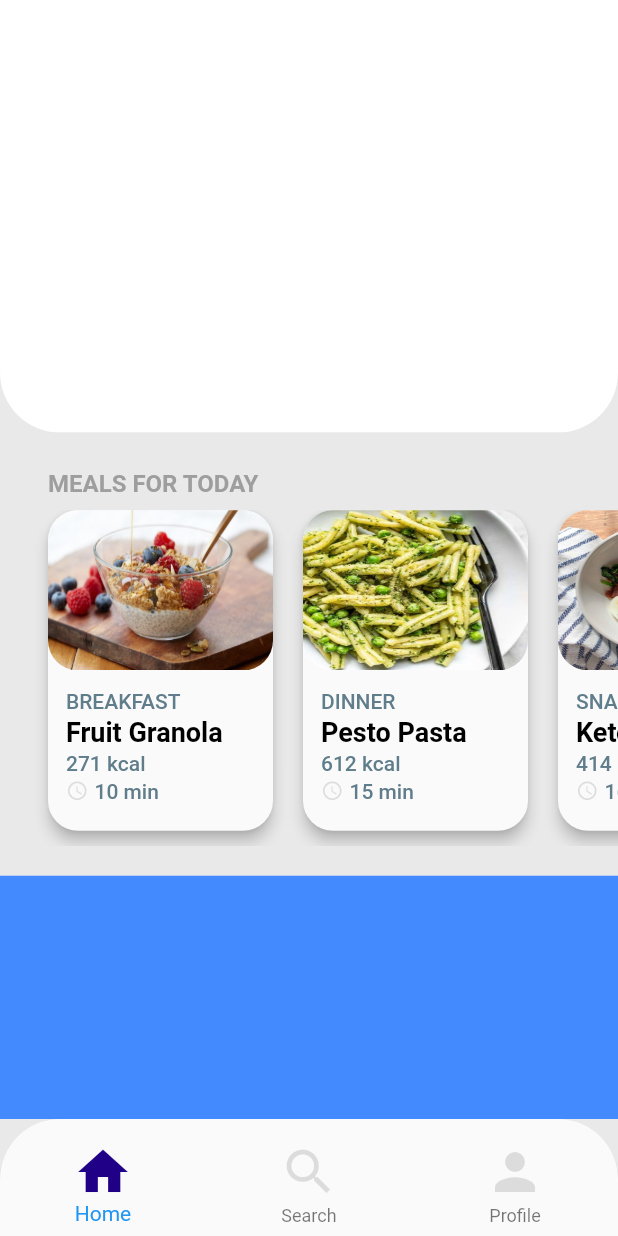
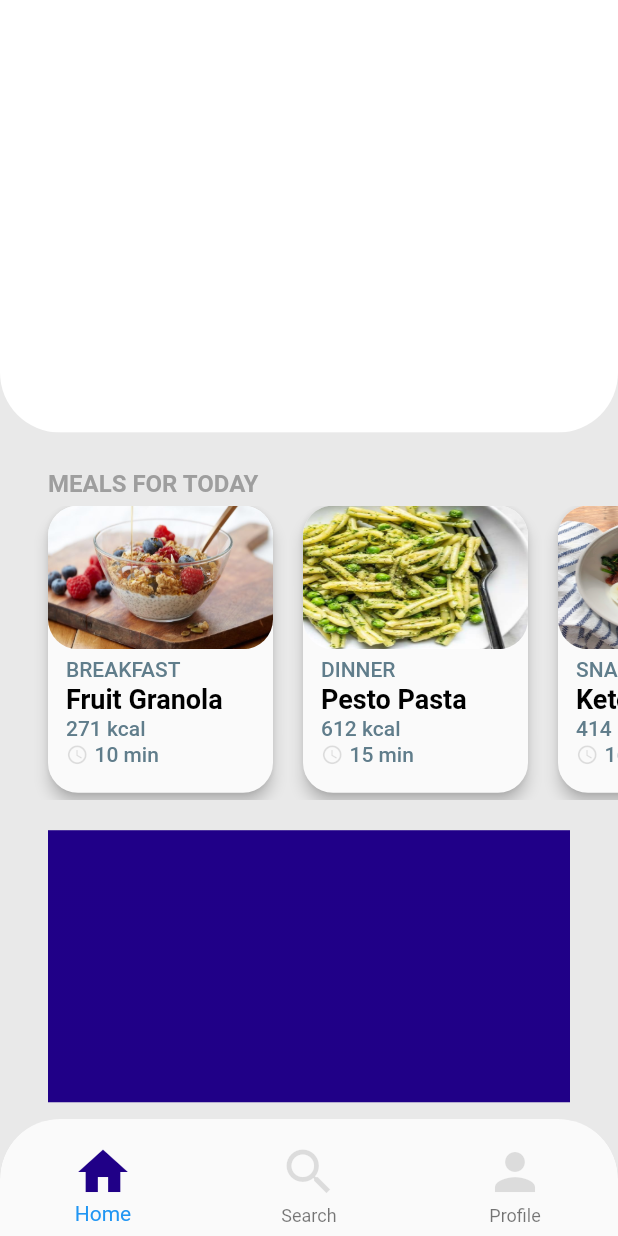
Before and after one commit to RafaelMScience/training_and_diet_app, a Flutter app: the screen it shows after launch, on a phone screen of 412 x 824 dp. Run offline on Flutter 3.47's test engine with Material 2 defaults, Android fonts, the phone set to English and light mode, and no system bars.

Commit message:
Feat: Meals for Today Block
- Reajuste size

```diff
--- a/lib/ui/pages/profile_screen.dart
+++ b/lib/ui/pages/profile_screen.dart
@@ -74,13 +74,13 @@ class ProfileScreen extends StatelessWidget {
             left: 0,
             right: 0,
             child: Container(
-              height: height * 0.6,
+              height: height * 0.53,
               child: Column(
                 crossAxisAlignment: CrossAxisAlignment.start,
                 children: <Widget>[
                   Padding(
                     padding: const EdgeInsets.only(
-                      bottom: 8,
+                      bottom: 5,
                       left: 32,
                       right: 16,
                     ),
@@ -112,7 +112,20 @@ class ProfileScreen extends StatelessWidget {
                   ),
                   Expanded(
                     child: Container(
-                      color: Colors.blueAccent,
+                      margin: const EdgeInsets.only(
+                        bottom: 15,
+                        left: 32,
+                        right: 32,
+                      ),
+                      decoration: BoxDecoration(
+                          gradient: LinearGradient(
+                        begin: Alignment.topCenter,
+                        end: Alignment.bottomCenter,
+                        colors: [
+                          const Color(0xFF200088),
+                          const Color(0xFF200087)
+                        ],
+                      )),
                     ),
                   ),
                 ],
@@ -135,7 +148,7 @@ class _MealCard extends StatelessWidget {
     return Container(
       margin: const EdgeInsets.only(
         right: 20,
-        bottom: 10,
+        bottom: 5,
       ),
       child: Material(
         borderRadius: BorderRadius.all(Radius.circular(20)),
@@ -164,7 +177,7 @@ class _MealCard extends StatelessWidget {
                   mainAxisAlignment: MainAxisAlignment.spaceBetween,
                   children: <Widget>[
                     SizedBox(
-                      height: 10,
+                      height: 4,
                     ),
                     Text(
                       meal.mealTime,
```
